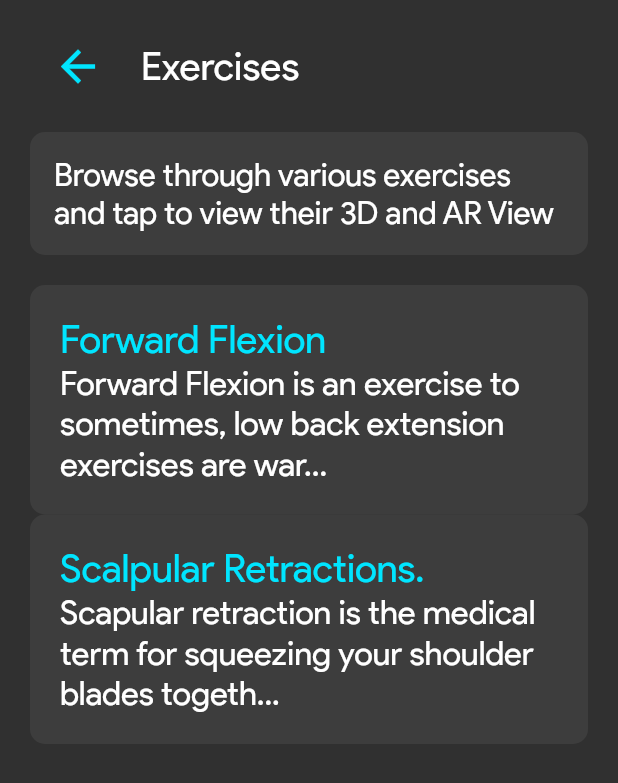
After one commit to Harshit-Sonawala/ar_therapy, a Flutter app: the screen it shows after launch, after a tap on "Exercises", on a phone screen of 412 x 824 dp. The commit adds this screen. Shown: the top 783 px of the screen. Run offline on Flutter 3.47's test engine with Material 2 defaults, Android fonts, the phone set to English and light mode, and no system bars; missing offline and left inert: flutter_cube, model_viewer_plus.

Commit message:
many additions

```diff
--- a/lib/main.dart
+++ b/lib/main.dart
@@ -1,7 +1,7 @@
 import 'package:flutter/material.dart';
 
 import 'package:provider/provider.dart';
-import 'package:firebase_auth/firebase_auth.dart';
+// import 'package:firebase_auth/firebase_auth.dart';
 
 import 'screens/home_screen.dart';
 import 'providers/disorder_list_provider.dart';
@@ -11,7 +11,7 @@ void main() => runApp(
       MultiProvider(
         providers: [
           ChangeNotifierProvider<DisorderList>(create: (context) => DisorderList()),
-          // ChangeNotifierProvider(create: create)
+          ChangeNotifierProvider<ExerciseList>(create: (context) => ExerciseList()),
         ],
         child: const ARTherapy(),
       ),
--- a/lib/models/exercise_item.dart
+++ b/lib/models/exercise_item.dart
@@ -2,9 +2,10 @@ class ExerciseItem {
   String exItemId;
   String exItemTitle;
   String exItemDescription;
-  String exItemProcedure;
+  List<String> exItemProcedure;
   List<String> exItemFocusAreas;
   List<String> exItemDisorderList;
+  String exItemModelPath;
 
   ExerciseItem({
     required this.exItemId,
@@ -13,5 +14,6 @@ class ExerciseItem {
     required this.exItemProcedure,
     required this.exItemFocusAreas,
     required this.exItemDisorderList,
+    required this.exItemModelPath,
   });
 }
--- a/lib/providers/exercise_list_provider.dart
+++ b/lib/providers/exercise_list_provider.dart
@@ -0,0 +1,48 @@
+import 'package:flutter/material.dart';
+
+import '../models/exercise_item.dart';
+
+class ExerciseList with ChangeNotifier {
+  final List<ExerciseItem> _globalExerciseList = [
+    ExerciseItem(
+      exItemId: 'exerciseItem1',
+      exItemTitle: 'Forward Flexion',
+      exItemDescription:
+          'Forward Flexion is an exercise to sometimes, low back extension exercises are warranted to treat your back pain. Extension of your spine occurs when you bend backward.',
+      exItemProcedure: [
+        'Stand Straight',
+        'Keep your arms at your sides and straight as well',
+        'Keep your back arched',
+        'Slowly lift your arms so as to flex the back and shoulder muscles',
+      ],
+      exItemFocusAreas: [
+        'Lower Back, Shoulders',
+      ],
+      exItemDisorderList: [
+        'disorderItem1',
+      ],
+      exItemModelPath: 'assets/forward_flexion.glb',
+    ),
+    ExerciseItem(
+      exItemId: 'exerciseItem2',
+      exItemTitle: 'Scalpular Retractions.',
+      exItemDescription:
+          'Scapular retraction is the medical term for squeezing your shoulder blades together. The proper name for shoulder blades is scapulae (or scapula if referring to only one). And the actual motion of retraction is just that, retracting. Put together and you have scapular retraction.',
+      exItemProcedure: [
+        'Stand Straight',
+        'Keep your arms at your sides and straight as well',
+        'Keep your back arched',
+        'Slowly lift your arms so as to flex the back and shoulder muscles',
+      ],
+      exItemFocusAreas: [
+        'Lower Back, Shoulders',
+      ],
+      exItemDisorderList: [
+        'disorderItem1',
+      ],
+      exItemModelPath: 'assets/forward_flexion.glb',
+    ),
+  ];
+
+  List<ExerciseItem> get globalExerciseList => _globalExerciseList;
+}
--- /dev/null
+++ b/lib/screens/exercises_screen.dart
@@ -0,0 +1,80 @@
+import 'package:flutter/material.dart';
+
+import 'package:provider/provider.dart';
+
+import '../providers/exercise_list_provider.dart';
+
+import 'exercise_details_screen.dart';
+
+import '../widgets/custom_text_button.dart';
+import '../widgets/custom_card.dart';
+import '../widgets/custom_list_item.dart';
+
+class ExercisesScreen extends StatefulWidget {
+  const ExercisesScreen({super.key});
+
+  @override
+  State<ExercisesScreen> createState() => _ExercisesScreenState();
+}
+
+class _ExercisesScreenState extends State<ExercisesScreen> {
+  @override
+  Widget build(BuildContext context) {
+    return Scaffold(
+      body: SafeArea(
+        child: Padding(
+          padding: const EdgeInsets.all(20.0),
+          child: Column(
+            children: [
+              Row(
+                children: [
+                  CustomTextButton(
+                    onPressed: () => {
+                      Navigator.pop(context),
+                    },
+                    padding: const EdgeInsets.all(5),
+                    icon: Icons.arrow_back,
+                    borderRadius: 50,
+                  ),
+                  const SizedBox(width: 10),
+                  const Text('Exercises'),
+                ],
+              ),
+              const SizedBox(height: 20.0),
+              const CustomCard(
+                child: Text(
+                  'Browse through various exercises and tap to view their 3D and AR View',
+                  style: TextStyle(fontSize: 21.0),
+                ),
+              ),
+              const SizedBox(height: 20.0),
+              Expanded(
+                  child: ListView.builder(
+                itemCount: Provider.of<ExerciseList>(context, listen: false).globalExerciseList.length,
+                itemBuilder: (context, exerciseIndex) => CustomListItem(
+                  onPressed: () => {
+                    Navigator.of(context).push(
+                      MaterialPageRoute(
+                        builder: (context) => ExerciseDetailsScreen(
+                          exerciseIndex: exerciseIndex,
+                        ),
+                      ),
+                    ),
+                  },
+                  title:
+                      Provider.of<ExerciseList>(context, listen: false).globalExerciseList[exerciseIndex].exItemTitle,
+                  body: Provider.of<ExerciseList>(context, listen: false)
+                      .globalExerciseList[exerciseIndex]
+                      .exItemDescription,
+                  // modelPath: Provider.of<ExerciseList>(context, listen: false)
+                  //     .globalExerciseList[disorderIndex]
+                  //     .exItemModelPath,
+                ),
+              )),
+            ],
+          ),
+        ),
+      ),
+    );
+  }
+}
--- a/lib/screens/home_screen.dart
+++ b/lib/screens/home_screen.dart
@@ -6,6 +6,7 @@ import '../widgets/custom_elevated_button.dart';
 import 'login_screen.dart';
 import 'model_viewer_screen.dart';
 import 'disorders_screen.dart';
+import 'exercises_screen.dart';
 
 class HomeScreen extends StatefulWidget {
   const HomeScreen({Key? key}) : super(key: key);
@@ -183,7 +184,13 @@ class _HomeScreenState extends State<HomeScreen> {
                     ),
                     const SizedBox(width: 20.0),
                     CustomElevatedButton(
-                      onPressed: () => {},
+                      onPressed: () => {
+                        Navigator.of(context).push(
+                          MaterialPageRoute(
+                            builder: (context) => const ExercisesScreen(),
+                          ),
+                        )
+                      },
                       backgroundImage: 'assets/images/exercises.jpeg',
                       child: const Padding(
                         padding: EdgeInsets.all(30),
--- a/lib/widgets/custom_list_item.dart
+++ b/lib/widgets/custom_list_item.dart
@@ -37,6 +37,7 @@ class _CustomListItemState extends State<CustomListItem> {
         borderRadius: BorderRadius.circular(10),
         child: Column(
           children: [
+            if (widget.images != null)
               Container(
                 padding: const EdgeInsets.all(20),
                 height: 160,
@@ -56,9 +57,9 @@ class _CustomListItemState extends State<CustomListItem> {
                   alignment: Alignment.bottomLeft,
                   child: Text(
                     widget.title!,
-                  style: TextStyle(
-                    color: Theme.of(context).primaryColor,
-                    fontSize: 26,
+                    style: const TextStyle(
+                      color: Colors.white,
+                      fontSize: 28,
                     ),
                   ),
                 ),
@@ -68,6 +69,13 @@ class _CustomListItemState extends State<CustomListItem> {
               child: Column(
                 crossAxisAlignment: CrossAxisAlignment.start,
                 children: [
+                  if (widget.images == null)
+                    Text(
+                      widget.title!,
+                      style: TextStyle(
+                        color: Theme.of(context).primaryColor,
+                      ),
+                    ),
                   Text(
                     '${widget.body!.substring(0, 81)}...',
                     style: Theme.of(context).textTheme.bodyText1,
```
Also changed, not shown: lib/screens/exercise_details_screen.dart (added, +174 -0 lines). Lines whose indentation alone changed are shown as unchanged.
